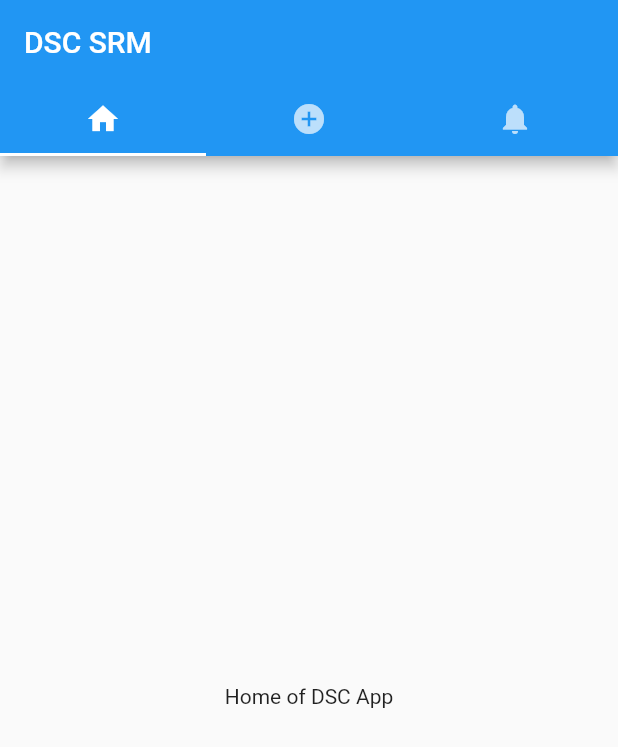
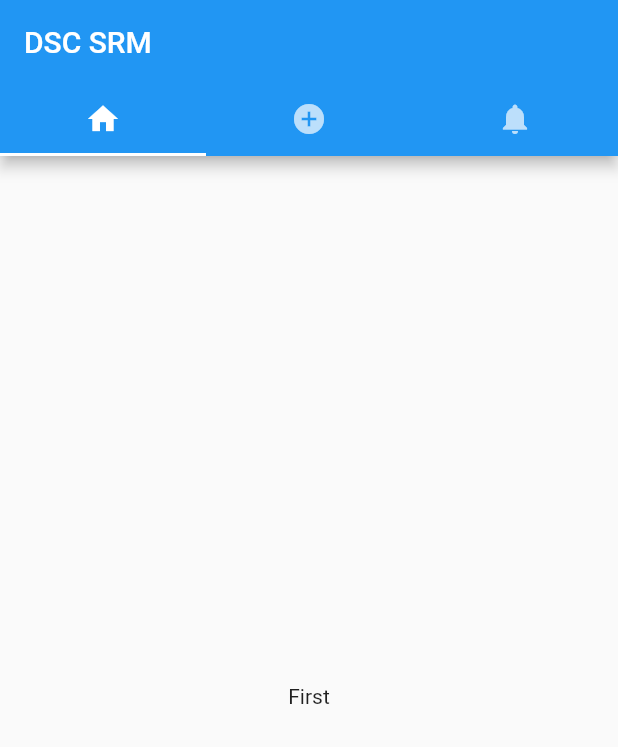
Before and after one commit to bgrgv/dscsrmapp, a Flutter app: the screen it shows after launch, on a phone screen of 412 x 824 dp. Shown: the top 747 px of the screen. Run offline on Flutter 3.47's test engine with Material 2 defaults, Android fonts, the phone set to English and light mode, and no system bars.

```diff
--- /dev/null
+++ b/lib/first.dart
@@ -0,0 +1,10 @@
+import 'package:flutter/material.dart';
+
+class TabScreen1 extends StatelessWidget {
+  @override
+  Widget build(BuildContext context) {
+    return Center(
+      child: new Text("First"),
+    );
+  }
+}
--- a/lib/main.dart
+++ b/lib/main.dart
@@ -1,4 +1,7 @@
 import 'package:flutter/material.dart';
+import 'first.dart';
+import 'second.dart';
+import 'third.dart';
 
 void main() => runApp(Main());
 
@@ -25,9 +28,9 @@ class Main extends StatelessWidget {
           ),
           body: TabBarView(
             children: [
-              Center(child: new Text("Home of DSC App")),
-              Center(child: new Text("Register for events!")),
-              Center(child: new Text("Notifications from DSC SRM ")),
+              TabScreen1(),
+              TabScreen2(),
+              TabScreen3(),
             ],
           ),
         ),
```
Also changed, not shown: lib/second.dart (added, +10 -0 lines), lib/third.dart (added, +10 -0 lines).
